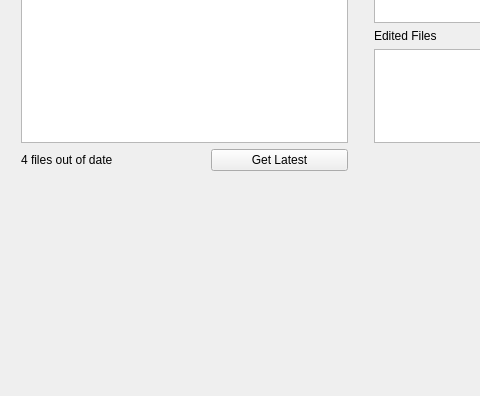
This is mainwindow.ui in dant2k/P4SSHQt as Qt 5 draws it before an edit; both pictures show x 0 to 480 and y 269 to 665 of the 934 by 665 pixel window. The edited form follows.
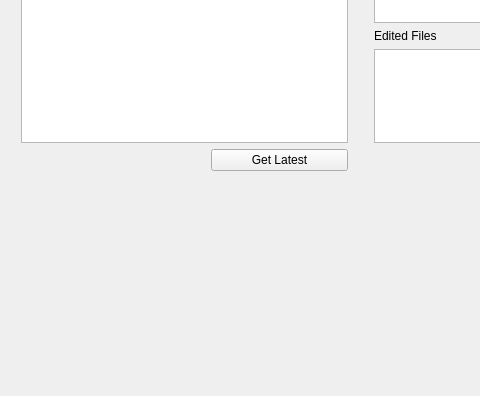
This is the edited form.

Commit message: double click edited files ot open, and right click revert for editor

Patch:
```diff
--- a/mainwindow.ui
+++ b/mainwindow.ui
@@ -54,7 +54,7 @@
       <item row="2" column="0" colspan="2">
        <widget class="QLabel" name="lblOutOfDate">
         <property name="text">
-         <string>4 files out of date</string>
+         <string>&lt;needs refresh&gt;</string>
         </property>
        </widget>
       </item>
```
The commit also changes 2 other files.
